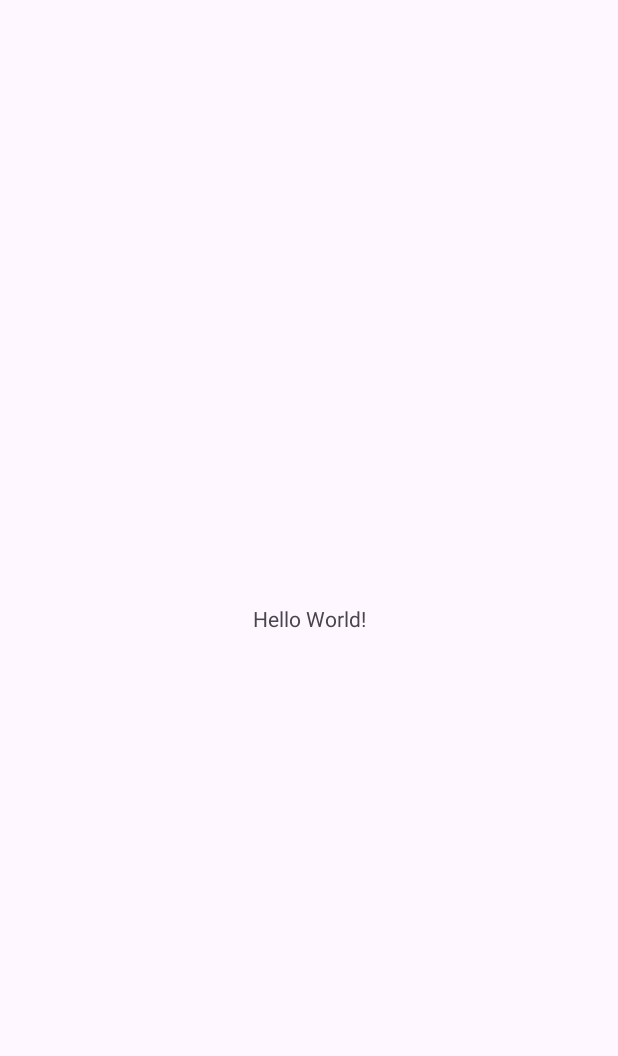
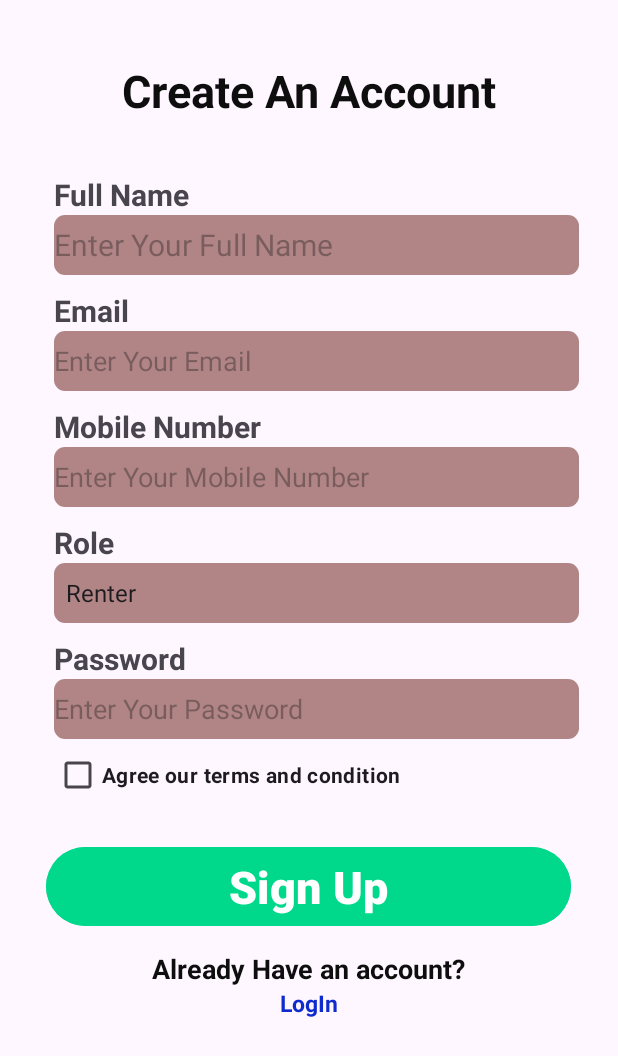
Before and after one commit to masum184e/odyssey-1, an Android app: the screen it shows after launch (MainActivity before the commit, SignupActivity after it), on a phone screen of 412 x 824 dp. Before the commit the part shown is almost empty. Shown: the top 1056 px of the screen. Run offline under Robolectric (Android 15) with nearby library versions, the phone set to English and light mode, and no system bars; our stand-ins replace navigation-ui.

Commit message:
splash screen & signup page added

```diff
--- a/app/build.gradle.kts
+++ b/app/build.gradle.kts
@@ -29,6 +29,9 @@ android {
         sourceCompatibility = JavaVersion.VERSION_1_8
         targetCompatibility = JavaVersion.VERSION_1_8
     }
+    buildFeatures {
+        viewBinding = true
+    }
 }
 
 dependencies {
@@ -37,6 +40,8 @@ dependencies {
     implementation(libs.material)
     implementation(libs.activity)
     implementation(libs.constraintlayout)
+    implementation(libs.navigation.fragment)
+    implementation(libs.navigation.ui)
     testImplementation(libs.junit)
     androidTestImplementation(libs.ext.junit)
     androidTestImplementation(libs.espresso.core)
--- a/app/src/main/AndroidManifest.xml
+++ b/app/src/main/AndroidManifest.xml
@@ -13,6 +13,10 @@
         android:theme="@style/Theme.Odyssey"
         tools:targetApi="31">
         <activity
+            android:name=".SignupActivity"
+            android:exported="false"
+            android:theme="@style/Theme.Odyssey" />
+        <activity
             android:name=".MainActivity"
             android:exported="true">
             <intent-filter>
--- a/app/src/main/java/com/example/odyssey/MainActivity.java
+++ b/app/src/main/java/com/example/odyssey/MainActivity.java
@@ -1,6 +1,8 @@
 package com.example.odyssey;
 
+import android.content.Intent;
 import android.os.Bundle;
+import android.os.Handler;
 
 import androidx.activity.EdgeToEdge;
 import androidx.appcompat.app.AppCompatActivity;
@@ -13,9 +15,15 @@ public class MainActivity extends AppCompatActivity {
     @Override
     protected void onCreate(Bundle savedInstanceState) {
         super.onCreate(savedInstanceState);
-        EdgeToEdge.enable(this);
         setContentView(R.layout.activity_main);
+        Intent h = new Intent(MainActivity.this,SignupActivity.class);
+        new Handler().postDelayed(new Runnable() {
+            @Override
+            public void run() {
 
+                startActivity(h);
+            }
+        },3000);
 
     }
 }
--- /dev/null
+++ b/app/src/main/java/com/example/odyssey/SignupActivity.java
@@ -0,0 +1,62 @@
+package com.example.odyssey;
+
+import android.content.Intent;
+import android.os.Bundle;
+
+import com.google.android.material.snackbar.Snackbar;
+
+import androidx.appcompat.app.AppCompatActivity;
+
+import android.view.View;
+import android.widget.AdapterView;
+import android.widget.ArrayAdapter;
+import android.widget.Spinner;
+import android.widget.TextView;
+import android.widget.Toast;
+
+import androidx.navigation.NavController;
+import androidx.navigation.Navigation;
+import androidx.navigation.ui.AppBarConfiguration;
+import androidx.navigation.ui.NavigationUI;
+
+import com.example.odyssey.databinding.ActivitySignupBinding;
+
+import java.util.ArrayList;
+
+public class SignupActivity extends AppCompatActivity {
+    @Override
+    protected void onCreate(Bundle savedInstanceState) {
+        super.onCreate(savedInstanceState);
+        setContentView(R.layout.activity_signup);
+        Spinner spinner = findViewById(R.id.spinner);
+        spinner.setOnItemSelectedListener(new AdapterView.OnItemSelectedListener() {
+            @Override
+            public void onItemSelected(AdapterView<?> parent, View view, int position, long id) {
+                String item =  parent.getItemAtPosition(position).toString();
+                Toast.makeText(SignupActivity.this, "Select item"+item, Toast.LENGTH_SHORT).show();
+            }
+
+            @Override
+            public void onNothingSelected(AdapterView<?> parent) {
+
+            }
+        });
+        ArrayList<String> arrayList = new ArrayList<>();
+        arrayList.add("Renter");
+        arrayList.add("Owner");
+        ArrayAdapter<String> adapter = new ArrayAdapter<>(this, android.R.layout.simple_spinner_item,arrayList);
+        adapter.setDropDownViewResource(android.R.layout.select_dialog_singlechoice);
+        spinner.setAdapter(adapter);
+
+        TextView login;
+
+        login = findViewById(R.id.login);
+
+        login.setOnClickListener(new View.OnClickListener() {
+            @Override
+            public void onClick(View v) {
+                Toast.makeText(SignupActivity.this, "Button Clicked", Toast.LENGTH_SHORT).show();
+            }
+        });
+    }
+}
--- /dev/null
+++ b/app/src/main/res/drawable/edit_back.xml
@@ -0,0 +1,5 @@
+<?xml version="1.0" encoding="utf-8"?>
+<shape xmlns:android="http://schemas.android.com/apk/res/android">
+    <solid android:color="#B18585"/>
+    <corners android:radius="7dp"/>
+</shape>
--- /dev/null
+++ b/app/src/main/res/drawable/edit_back2.xml
@@ -0,0 +1,5 @@
+<?xml version="1.0" encoding="utf-8"?>
+<shape xmlns:android="http://schemas.android.com/apk/res/android">
+    <stroke android:color="@color/green"
+        android:width="2dp"/>
+</shape>
--- /dev/null
+++ b/app/src/main/res/layout/activity_signup.xml
@@ -0,0 +1,138 @@
+<?xml version="1.0" encoding="utf-8"?>
+<LinearLayout
+    xmlns:app="http://schemas.android.com/apk/res-auto"
+    xmlns:tools="http://schemas.android.com/tools"
+    xmlns:android="http://schemas.android.com/apk/res/android"
+    android:layout_width="match_parent"
+    android:layout_height="match_parent"
+    android:orientation="vertical"
+    android:padding="16dp"
+    tools:context=".SignupActivity">
+    <TextView
+        android:layout_width="wrap_content"
+        android:layout_height="wrap_content"
+        android:textSize="30dp"
+        android:text="Create An Account"
+        android:textStyle="bold"
+        android:textColor="@color/black"
+        android:layout_gravity="center"
+        android:layout_marginTop="24dp"/>
+
+    <TextView
+        android:layout_width="wrap_content"
+        android:layout_height="wrap_content"
+        android:text="Full Name"
+        android:layout_marginLeft="20dp"
+        android:textStyle="bold"
+        android:textSize="20dp"
+        android:layout_marginTop="35dp"/>
+
+
+    <EditText
+        android:layout_width="350dp"
+        android:layout_height="40dp"
+        android:hint="Enter Your Full Name"
+        android:textSize="20dp"
+        android:layout_marginLeft="20dp"
+        android:inputType="textPersonName"
+        android:background="@drawable/edit_back"
+        />
+    <TextView
+        android:layout_width="wrap_content"
+        android:layout_height="wrap_content"
+        android:text="Email"
+        android:layout_marginLeft="20dp"
+        android:textStyle="bold"
+        android:textSize="20dp"
+        android:layout_marginTop="10dp"/>
+    <EditText
+        android:layout_width="350dp"
+        android:layout_height="40dp"
+        android:hint="Enter Your Email"
+        android:background="@drawable/edit_back"
+        android:layout_marginLeft="20dp"
+        android:inputType="textEmailAddress"/>
+    <TextView
+        android:layout_width="wrap_content"
+        android:layout_height="wrap_content"
+        android:text="Mobile Number"
+        android:layout_marginLeft="20dp"
+        android:textStyle="bold"
+        android:textSize="20dp"
+        android:layout_marginTop="10dp"/>
+    <EditText
+        android:layout_width="350dp"
+        android:layout_height="40dp"
+        android:hint="Enter Your Mobile Number"
+        android:layout_marginLeft="20dp"
+        android:background="@drawable/edit_back"
+        android:inputType="phone"/>
+    <TextView
+        android:layout_width="wrap_content"
+        android:layout_height="wrap_content"
+        android:text="Role"
+        android:layout_marginLeft="20dp"
+        android:textStyle="bold"
+        android:textSize="20dp"
+        android:layout_marginTop="10dp"/>
+
+    <Spinner
+        android:layout_width="350dp"
+        android:layout_height="40dp"
+        android:layout_marginLeft="20dp"
+        android:background="@drawable/edit_back"
+        android:id="@+id/spinner">
+    </Spinner>
+    <TextView
+        android:layout_width="wrap_content"
+        android:layout_height="wrap_content"
+        android:text="Password"
+        android:layout_marginLeft="20dp"
+        android:textStyle="bold"
+        android:textSize="20dp"
+        android:layout_marginTop="10dp"/>
+    <EditText
+        android:layout_width="350dp"
+        android:layout_height="40dp"
+        android:hint="Enter Your Password"
+        android:inputType="textPassword"
+        android:background="@drawable/edit_back"
+        android:layout_marginLeft="20dp"/>
+    <CheckBox
+        android:layout_width="wrap_content"
+        android:layout_height="wrap_content"
+        android:layout_marginLeft="20dp"
+        android:textStyle="bold"
+        android:text="Agree our terms and condition"/>
+    <Button
+        android:id="@+id/signup"
+        android:layout_width="350dp"
+        android:layout_height="wrap_content"
+        android:text="Sign Up"
+        android:textStyle="bold"
+        android:textSize="30dp"
+        android:layout_marginTop="20dp"
+        android:backgroundTint="@color/green"
+        android:layout_gravity="center"/>
+    <TextView
+        android:layout_width="wrap_content"
+        android:layout_height="wrap_content"
+        android:text="Already Have an account?"
+        android:layout_gravity="center"
+        android:textSize="18dp"
+        android:textStyle="bold"
+        android:layout_marginTop="12dp"
+        android:textColor="@color/black"/>
+    <TextView
+        android:id="@+id/login"
+        android:layout_width="wrap_content"
+        android:layout_height="wrap_content"
+        android:text="LogIn"
+        android:textStyle="bold"
+        android:textSize="15dp"
+        android:textColor="@color/blue"
+        android:clickable="true"
+        android:layout_gravity="center"
+        />
+
+</LinearLayout>
--- /dev/null
+++ b/app/src/main/res/values-land/dimens.xml
@@ -0,0 +1,3 @@
+<resources>
+    <dimen name="fab_margin">48dp</dimen>
+</resources>
--- /dev/null
+++ b/app/src/main/res/values-v23/themes.xml
@@ -0,0 +1,9 @@
+<resources xmlns:tools="http://schemas.android.com/tools">
+
+    <style name="Theme.Odyssey" parent="Base.Theme.Odyssey">
+        <!-- Transparent system bars for edge-to-edge. -->
+        <item name="android:navigationBarColor">@android:color/transparent</item>
+        <item name="android:statusBarColor">@android:color/transparent</item>
+        <item name="android:windowLightStatusBar">?attr/isLightTheme</item>
+    </style>
+</resources>
--- /dev/null
+++ b/app/src/main/res/values-w1240dp/dimens.xml
@@ -0,0 +1,3 @@
+<resources>
+    <dimen name="fab_margin">200dp</dimen>
+</resources>
--- /dev/null
+++ b/app/src/main/res/values-w600dp/dimens.xml
@@ -0,0 +1,3 @@
+<resources>
+    <dimen name="fab_margin">48dp</dimen>
+</resources>
--- a/app/src/main/res/values/colors.xml
+++ b/app/src/main/res/values/colors.xml
@@ -1,5 +1,8 @@
 <?xml version="1.0" encoding="utf-8"?>
 <resources>
-    <color name="black">#FF000000</color>
-    <color name="white">#FFFFFFFF</color>
+    <color name="green">#00D98B</color>
+    <color name="white">#EBEFEB</color>
+    <color name="black">#0E0E0E</color>
+    <color name="blue">#0E2BCD</color>
+    <color name="beauty">#AA8686</color>
 </resources>
--- /dev/null
+++ b/app/src/main/res/values/dimens.xml
@@ -0,0 +1,3 @@
+<resources>
+    <dimen name="fab_margin">16dp</dimen>
+</resources>
--- a/gradle/libs.versions.toml
+++ b/gradle/libs.versions.toml
@@ -7,6 +7,8 @@ appcompat = "1.7.0"
 material = "1.12.0"
 activity = "1.9.0"
 constraintlayout = "2.1.4"
+navigationFragment = "2.7.7"
+navigationUi = "2.7.7"
 
 [libraries]
 junit = { group = "junit", name = "junit", version.ref = "junit" }
@@ -16,6 +18,8 @@ appcompat = { group = "androidx.appcompat", name = "appcompat", version.ref = "a
 material = { group = "com.google.android.material", name = "material", version.ref = "material" }
 activity = { group = "androidx.activity", name = "activity", version.ref = "activity" }
 constraintlayout = { group = "androidx.constraintlayout", name = "constraintlayout", version.ref = "constraintlayout" }
+navigation-fragment = { group = "androidx.navigation", name = "navigation-fragment", version.ref = "navigationFragment" }
+navigation-ui = { group = "androidx.navigation", name = "navigation-ui", version.ref = "navigationUi" }
 
 [plugins]
 android-application = { id = "com.android.application", version.ref = "agp" }
```
Also changed, not shown: app/src/main/res/layout/activity_main.xml (+41 -8 lines), app/src/main/res/navigation/nav_graph.xml (added, +28 -0 lines), app/src/main/res/values/strings.xml (+42 -0 lines), app/src/main/res/drawable/ody.jpg (added).
